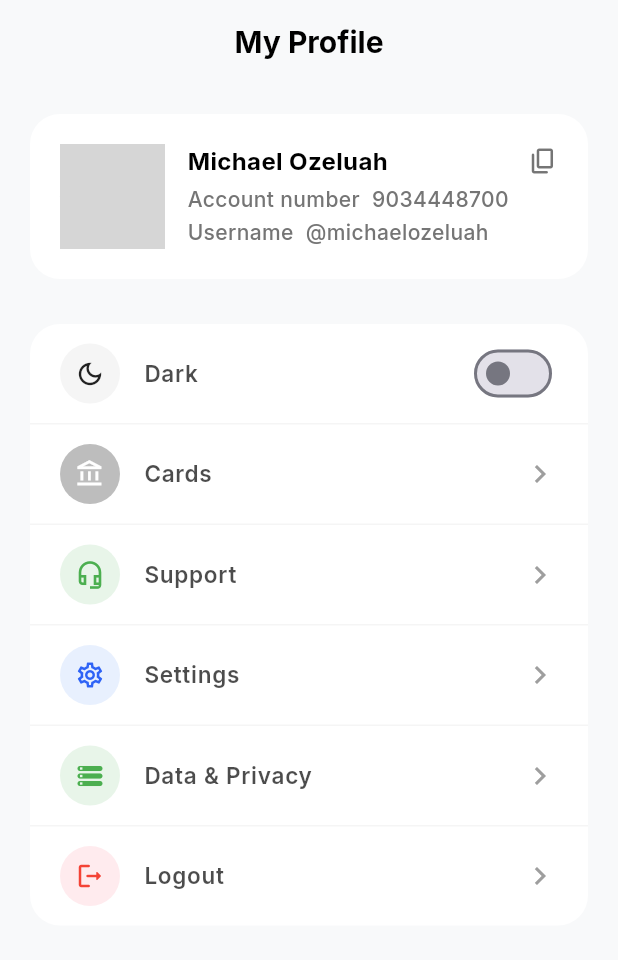
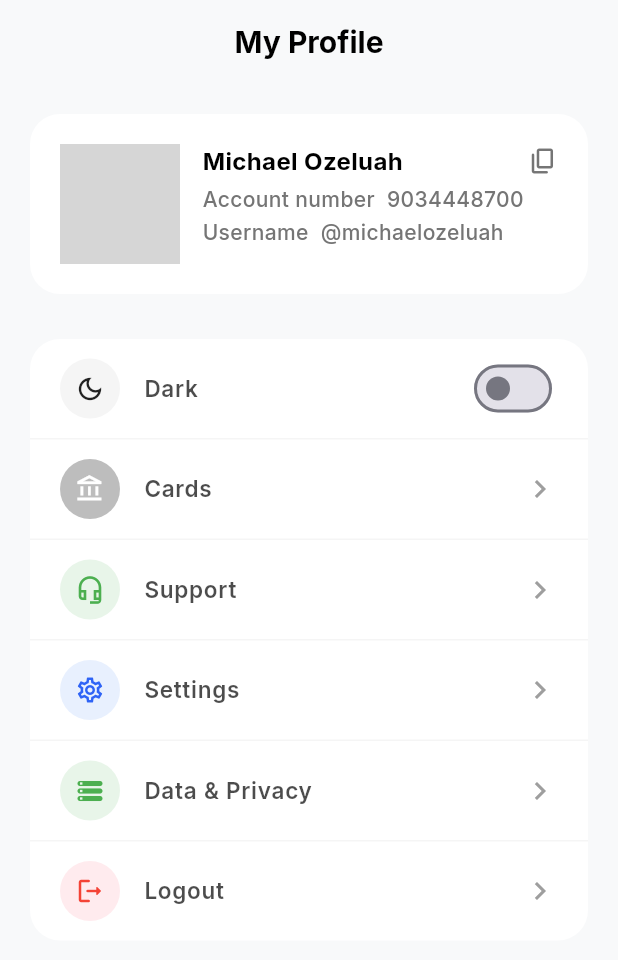
Before and after one commit to Mheek-frosh/rexipaymobile, a Flutter app: the ProfileScreen screen opened directly, on a phone screen of 412 x 824 dp. Shown: the top 960 px of the screen. Run offline on Flutter 3.47's test engine with Material 3 defaults, Android fonts, the phone set to English and light mode, and no system bars; our stand-ins replace country_picker, fl_chart, get, google_fonts, image_picker, local_auth and 2 more; grey boxes are pictures that could not be loaded.

Commit message:
feat: Set up initial application structure with GetX, implement core authentication, biometrics, and profile image selection.

```diff
--- a/lib/main.dart
+++ b/lib/main.dart
@@ -2,6 +2,8 @@ import 'package:flutter/material.dart';
 import 'package:get/get.dart';
 import 'package:google_fonts/google_fonts.dart';
 import 'routes/app_pages.dart';
+import 'routes/app_routes.dart';
+import 'bindings/main_binding.dart';
 
 void main() {
   runApp(const RexiPayApp());
@@ -35,7 +37,8 @@ class RexiPayApp extends StatelessWidget {
         scaffoldBackgroundColor: const Color(0xFF0D0D0D),
       ),
       themeMode: ThemeMode.system,
-      initialRoute: '/signup',
+      initialBinding: MainBinding(),
+      initialRoute: Routes.SIGNUP,
       getPages: AppPages.routes,
     );
   }
--- a/lib/screens/profile_screen.dart
+++ b/lib/screens/profile_screen.dart
@@ -1,3 +1,4 @@
+import 'dart:io';
 import 'package:flutter/material.dart';
 import 'package:get/get.dart';
 import 'package:google_fonts/google_fonts.dart';
@@ -45,14 +46,48 @@ class ProfileScreen extends GetView<ThemeController> {
                 child: Row(
                   crossAxisAlignment: CrossAxisAlignment.start,
                   children: [
-                    CircleAvatar(
-                      radius: 35,
-                      backgroundImage: const AssetImage(
-                        'assets/user_avatar_2.png',
-                      ),
-                      onBackgroundImageError: (_, __) {},
-                      backgroundColor: Colors.grey,
-                      child: const Icon(Icons.person, color: Colors.white),
+                    Stack(
+                      children: [
+                        Obx(
+                          () => CircleAvatar(
+                            radius: 40,
+                            backgroundColor: Colors.grey[200],
+                            backgroundImage:
+                                authController.profileImage.value != null
+                                ? FileImage(authController.profileImage.value!)
+                                : const AssetImage('assets/user_avatar_2.png')
+                                      as ImageProvider,
+                            onBackgroundImageError: (_, __) {},
+                            child: authController.profileImage.value == null
+                                ? const Icon(
+                                    Icons.person,
+                                    color: Colors.white,
+                                    size: 40,
+                                  )
+                                : null,
+                          ),
+                        ),
+                        Positioned(
+                          bottom: 0,
+                          right: 0,
+                          child: GestureDetector(
+                            onTap: () =>
+                                authController.showImageSourcePicker(context),
+                            child: Container(
+                              padding: const EdgeInsets.all(6),
+                              decoration: const BoxDecoration(
+                                color: Color(0xFF2E63F6),
+                                shape: BoxShape.circle,
+                              ),
+                              child: const Icon(
+                                Icons.camera_alt,
+                                color: Colors.white,
+                                size: 16,
+                              ),
+                            ),
+                          ),
+                        ),
+                      ],
                     ),
                     const SizedBox(width: 15),
                     Expanded(
--- a/pubspec.yaml
+++ b/pubspec.yaml
@@ -21,6 +21,7 @@ dependencies:
   country_picker: ^2.0.26
   intl: ^0.19.0
   local_auth: ^2.2.0
+  image_picker: ^1.0.4
 
 dev_dependencies:
   flutter_test:
```
Also changed, not shown: lib/controllers/auth_controller.dart (+95 -0 lines), pubspec.lock, 5 other files.
